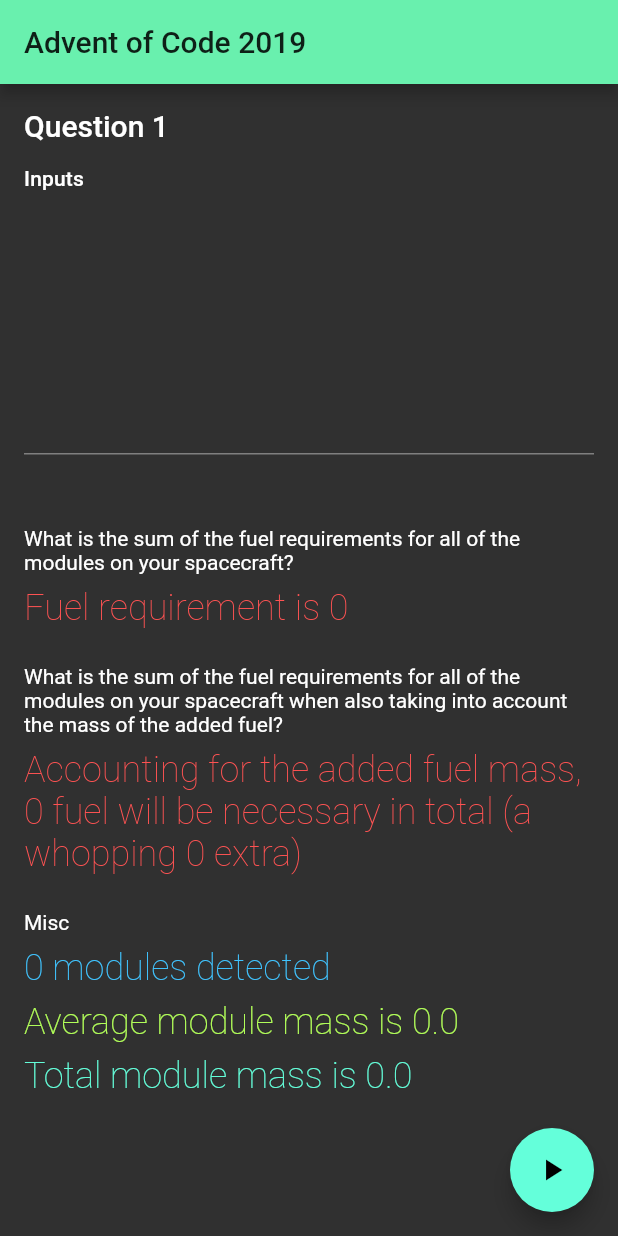
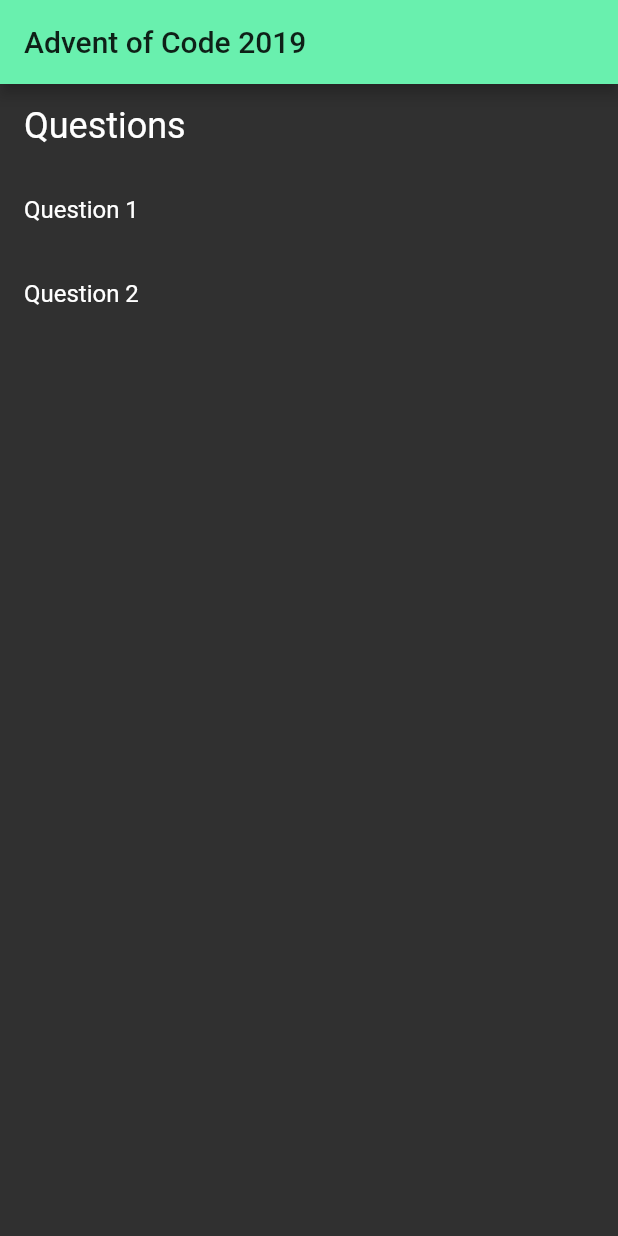
Before and after one commit to brunovinicius/adventofcode2019, a Flutter app: the screen it shows after launch, on a phone screen of 412 x 824 dp. Run offline on Flutter 3.47's test engine with Material 2 defaults, Android fonts, the phone set to English and light mode, and no system bars.

```diff
--- a/aoc1/lib/main.dart
+++ b/aoc1/lib/main.dart
@@ -1,8 +1,10 @@
+import 'package:aoc1/q1.dart';
+import 'package:aoc1/q2.dart';
 import 'package:flutter/material.dart';
 
-void main() => runApp(MyApp());
+void main() => runApp(AdventOfCode2019App());
 
-class MyApp extends StatelessWidget {
+class AdventOfCode2019App extends StatelessWidget {
   // This widget is the root of your application.
   @override
   Widget build(BuildContext context) {
@@ -13,135 +15,50 @@ class MyApp extends StatelessWidget {
         primaryColor: Colors.greenAccent,
         brightness: Brightness.dark,
       ),
-      home: MyHomePage(title: 'Advent of Code 2019'),
+      home: MainPage(title: 'Advent of Code 2019'),
     );
   }
 }
 
-class MyHomePage extends StatefulWidget {
-  MyHomePage({Key key, this.title}) : super(key: key);
+class MainPage extends StatefulWidget {
+  MainPage({Key key, this.title}) : super(key: key);
 
   final String title;
 
   @override
-  _MyHomePageState createState() => _MyHomePageState();
+  _MainPageState createState() => _MainPageState();
 }
 
-class _MyHomePageState extends State<MyHomePage> {
-  var _nominalFuelRequirement = 0;
-  var _extraFuelRequirement = 0;
-  var _totalFuelRequirement = 0;
-  var _moduleCount = 0;
-  var _totalModuleMass = 0.0;
-  var _averageModuleMass = 0.0;
-  var _controller = new TextEditingController();
-
-  void _incrementCounter() {
-    setState(() {
-      var modulesMass = _controller.text.split('\n').map(int.parse);
-
-      _moduleCount = modulesMass.length;
-
-      _totalModuleMass = modulesMass.fold(0, (accumulator, element) => accumulator + element);
-
-      _averageModuleMass = _totalModuleMass / _moduleCount;
-
-
-
-      _nominalFuelRequirement =
-        modulesMass
-          .map((mass) => (mass / 3).floor() - 2)
-          .fold(0, (accumulator, element) => accumulator + element);
-
-      _extraFuelRequirement =
-        modulesMass
-          .map((mass) => (mass / 3).floor() - 2)
-          .map((fuel) {
-            var extraFuel = 0;
-            var additionalMass = fuel;
-            while (additionalMass >= 9) {
-              extraFuel += additionalMass = (additionalMass / 3).floor() - 2;
-            }
-
-            return extraFuel;
-          })
-          .fold(0, (accumulator, element) => accumulator + element);
-
-      _totalFuelRequirement = _nominalFuelRequirement + _extraFuelRequirement;
-    });
-  }
-
+class _MainPageState extends State<MainPage> {
   @override
   Widget build(BuildContext context) {
     return Scaffold(
       appBar: AppBar(
         title: Text(widget.title),
       ),
-      body: SingleChildScrollView(
-        child: Padding(
-          padding: const EdgeInsets.all(16.0),
-          child: Column(
-            crossAxisAlignment: CrossAxisAlignment.start,
-            mainAxisAlignment: MainAxisAlignment.start,
-            children: <Widget>[
-              Text(
-                'Question 1',
-                style: Theme.of(context).textTheme.title,
+      body: ListView(
+        children: [
+          ListTile(
+            title: Text(
+              "Questions",
+              style: Theme.of(context).textTheme.headline,
             ),
-              SizedBox(height: 16.0),
-              Text(
-                'Inputs',
-                style: Theme.of(context).textTheme.subtitle,
           ),
-              TextField(
-                maxLines: 8,
-                controller: _controller,
+          ListTile(
+            title: Text('Question 1'),
+            onTap: () => Navigator.push(
+              context,
+              MaterialPageRoute(builder: (context) => Q1Page(title: "Question 1")),
             ),
-              SizedBox(height: 48.0),
-              Text(
-                'What is the sum of the fuel requirements for all of the modules on your spacecraft?',
           ),
-              SizedBox(height: 8.0),
-              Text(
-                "Fuel requirement is $_nominalFuelRequirement",
-                style: Theme.of(context).textTheme.display4.copyWith(fontSize: 24.0, color: Colors.redAccent),
+          ListTile(
+            title: Text('Question 2'),
+            onTap: () => Navigator.push(
+              context,
+              MaterialPageRoute(builder: (context) => Q2Page(title: "Question 2")),
             ),
-              SizedBox(height: 24.0),
-              Text(
-                'What is the sum of the fuel requirements for all of the modules on your spacecraft when also taking into account the mass of the added fuel?',
-              ),
-              SizedBox(height: 8.0),
-              Text(
-                "Accounting for the added fuel mass, $_totalFuelRequirement fuel will be necessary in total (a whopping $_extraFuelRequirement extra)",
-                style: Theme.of(context).textTheme.display4.copyWith(fontSize: 24.0, color: Colors.redAccent),
-              ),
-              SizedBox(height: 24.0),
-              Text(
-                'Misc',
-              ),
-              SizedBox(height: 8.0),
-              Text(
-                "$_moduleCount modules detected",
-                style: Theme.of(context).textTheme.display4.copyWith(fontSize: 24.0, color: Colors.lightBlueAccent),
-              ),
-              SizedBox(height: 8.0),
-              Text(
-                "Average module mass is $_averageModuleMass",
-                style: Theme.of(context).textTheme.display4.copyWith(fontSize: 24.0, color: Colors.lightGreenAccent),
-              ),
-              SizedBox(height: 8.0),
-              Text(
-                "Total module mass is $_totalModuleMass",
-                style: Theme.of(context).textTheme.display4.copyWith(fontSize: 24.0, color: Colors.tealAccent),
           ),
         ],
-          ),
-        ),
-      ),
-      floatingActionButton: FloatingActionButton(
-        onPressed: _incrementCounter,
-        tooltip: 'Increment',
-        child: Icon(Icons.play_arrow),
       ),
     );
   }
```
Also changed, not shown: aoc1/lib/q1.dart (added, +124 -0 lines), aoc1/lib/q2.dart (added, +163 -0 lines), 1 other file. Lines whose indentation alone changed are shown as unchanged.
